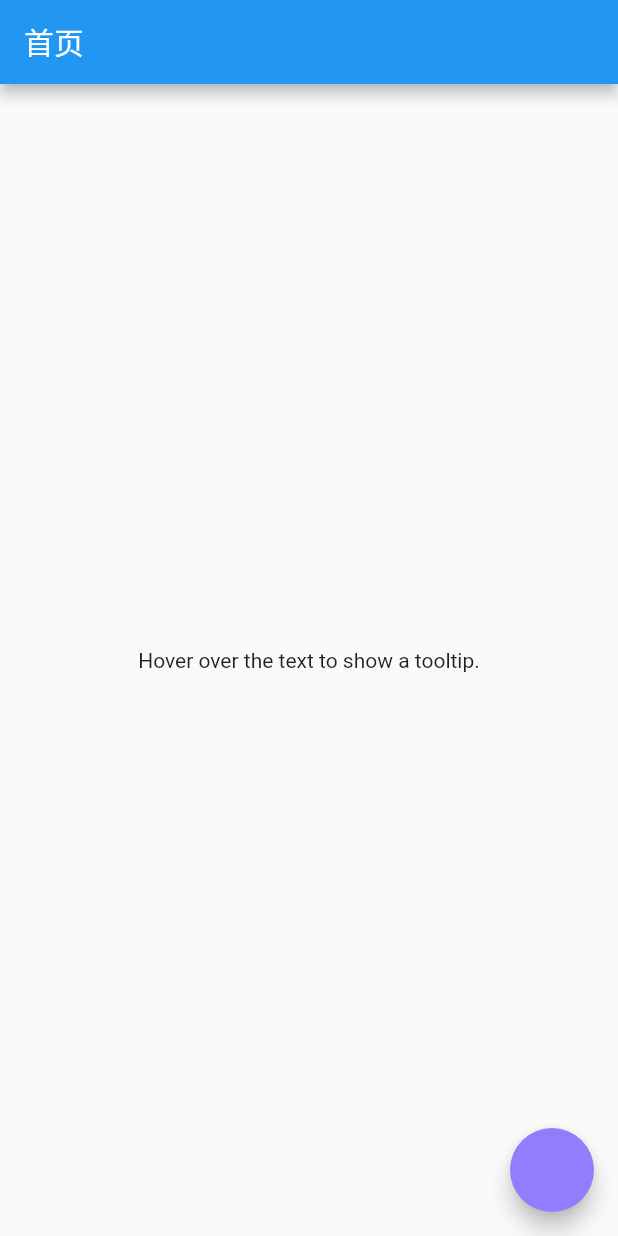
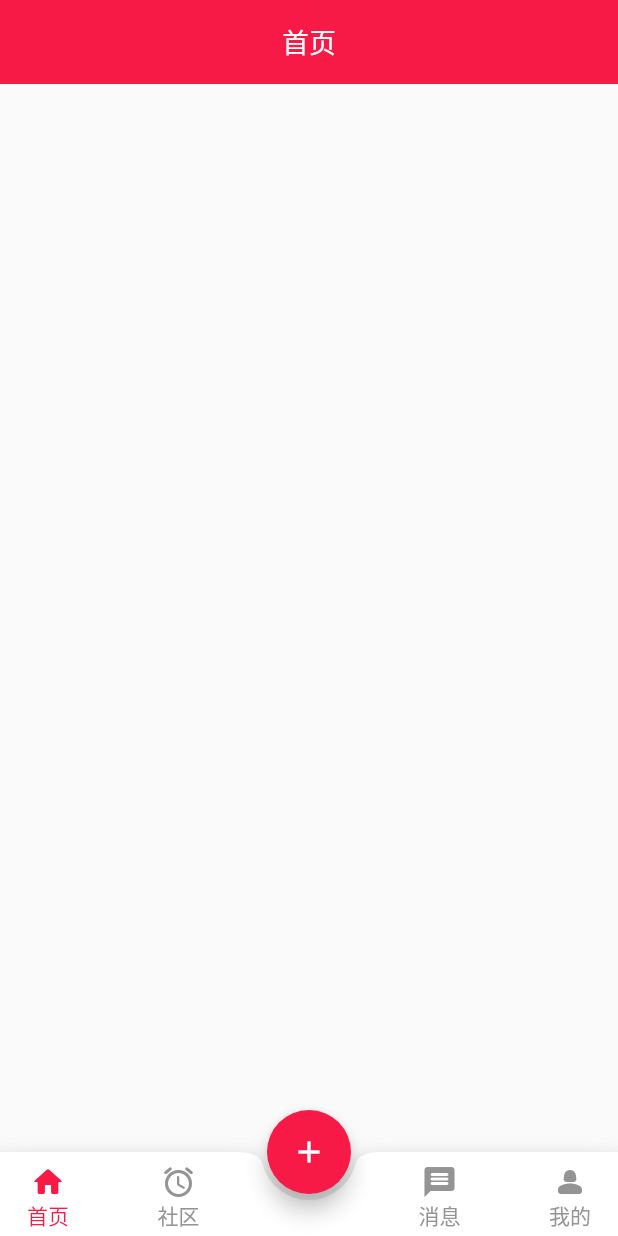
Before and after one commit to mikyyyz/flutter_app, a Flutter app: the Home screen opened directly, on a phone screen of 412 x 824 dp. Run offline on Flutter 3.47's test engine with Material 2 defaults, Android fonts, the phone set to English and light mode, and no system bars; our stand-ins replace get.

Commit message:
feat: add theme

```diff
--- a/lib/chat/ui/theme.dart
+++ b/lib/chat/ui/theme.dart
@@ -2,5 +2,22 @@ import 'package:flutter/material.dart';
 
 class ChatTheme {
   // 主题色
-  static Color primary = const Color(0xff937DFF);
+  static Color primary = const Color(0xFFF81A46);
+  static Color textWhite = const Color(0xFFFFFFFF);
+  static Color base = const Color(0xff323232);
+  static Color secondary = const Color(0xff949494);
+  /// background color
+  static Color bgColor = const Color.fromRGBO(242, 242, 242, .4);
+  // fontSize 最小文字
+  static double fontSizeXs = 10;
+  // fontSize 次要文字
+  static double fontSizeSm = 12;
+  // fontSize base
+  static double fontSizeBase = 14;
+  // fontSize large
+  static double fontSizeLarge = 18;
+  // fontSize 小标题
+  static double titleSm = 16;
+  // fontSize 标题
+  static double titleBase = 18;
 }
--- a/lib/main.dart
+++ b/lib/main.dart
@@ -1,34 +1,67 @@
 import 'package:flutter/material.dart';
+import 'package:flutter_app/route.dart';
+import 'package:flutter_app/chat/ui/theme.dart';
+import 'package:get/get.dart';
 
-void main() => runApp(const MyApp());
+void main() => {
+  //WidgetsBinding widgetsBinding = WidgetsFlutterBinding.ensureInitialized()
+  runApp(const MyApp())
+};
 
-class MyApp extends StatelessWidget {
-  const MyApp({super.key});
-
-  static const String _title = 'Tooltip Sample';
+class MyApp extends StatefulWidget {
+  const MyApp({Key? key}) : super(key: key);
 
   @override
+  State<MyApp> createState() => _MyAppState();
+}
+
+class _MyAppState extends State<MyApp> {
+  @override
+  void initState() {
+    super.initState();
+  }
+  @override
   Widget build(BuildContext context) {
-    return MaterialApp(
-      title: _title,
-      home: Scaffold(
-        appBar: AppBar(title: const Text(_title)),
-        body: const Center(
-          child: TooltipSample(),
+    return GetMaterialApp(
+      title: '社区交友APP',
+      debugShowCheckedModeBanner: false,
+      theme: ThemeData(
+        appBarTheme: AppBarTheme(
+          elevation: 0,
+          centerTitle: true,
+          color: ChatTheme.primary,
+          titleTextStyle: TextStyle(
+            color: ChatTheme.textWhite,
+            fontSize: ChatTheme.titleBase,
+            fontWeight: FontWeight.w500
+          ),
+          iconTheme: IconThemeData(
+            color: ChatTheme.base,
+            size: ChatTheme.titleBase
+          ),
         ),
+        primaryColor: ChatTheme.primary,
+        splashColor: Colors.transparent,
+        colorScheme: ColorScheme.fromSwatch().copyWith(
+          primary: Colors.white,
+          background: Colors.transparent
+        ),
+        textTheme: TextTheme(
+          bodyLarge: TextStyle(fontSize: ChatTheme.fontSizeBase)
+        ),
+        highlightColor: Colors.transparent,
+        // text点击波纹
+        textButtonTheme: TextButtonThemeData(
+          style: ButtonStyle(
+            overlayColor: MaterialStateProperty.all(Colors.transparent),
+            textStyle: MaterialStateProperty.all(
+              TextStyle(color: ChatTheme.primary)
+            )
+          )
+        )
       ),
+      getPages: getRoutes,
+      initialRoute: '/home'
     );
   }
 }
-
-class TooltipSample extends StatelessWidget {
-  const TooltipSample({super.key});
-
-  @override
-  Widget build(BuildContext context) {
-    return const Tooltip(
-      message: 'I am a Tooltip',
-      child: Text('Hover over the text to show a tooltip.'),
-    );
-  }
-}
--- a/lib/pages/home/community/index.dart
+++ b/lib/pages/home/community/index.dart
@@ -1,5 +1,5 @@
 import 'package:flutter/material.dart';
-import 'package:flutter_app/chat/ui/theme.dart';
+//import 'package:flutter_app/chat/ui/theme.dart';
 
 // 社区
 class PageViewCommunity extends StatefulWidget {
--- a/lib/pages/home/index.dart
+++ b/lib/pages/home/index.dart
@@ -43,7 +43,60 @@ class _HomeState extends State<Home> {
         onPressed: () {
           Get.toNamed('/publish');
         },
+        child: const Icon(
+          Icons.add
+        ),
+      ),
+      resizeToAvoidBottomInset: true,
+      floatingActionButtonLocation: FloatingActionButtonLocation.centerDocked,
+      bottomNavigationBar: BottomAppBar(
+        shape: const CircularNotchedRectangle(),
+        child: Padding(
+          padding: const EdgeInsets.only(top: 8, left: 8, right: 8),
+          child: Row(
+            mainAxisAlignment: MainAxisAlignment.spaceBetween,
+            children: [
+              barItem(curPage == 0, 0, icon: Icons.home_rounded, text: '首页'),
+              barItem(curPage == 1, 1, icon: Icons.access_alarm_rounded, text: '社区'),
+              const SizedBox(
+                width: 48,
+              ),
+              barItem(curPage == 2, 2, icon: Icons.message_rounded, text: '消息'),
+              barItem(curPage == 3, 3, icon: Icons.person_2_rounded, text: '我的')
+            ],
+          ),
+        ),
       ),
     );
   }
+
+  IconButton barItem(
+  bool active,
+  int initPage,
+  {required IconData icon,
+   required String text
+  }
+) {
+  return IconButton(
+    padding: const EdgeInsets.all(0),
+    color: active ? ChatTheme.primary : ChatTheme.secondary,
+    icon: Column(
+      children: [
+        Icon(icon),
+        Text(
+          text,
+          style: TextStyle(
+            color: active ? ChatTheme.primary : ChatTheme.secondary
+          ),
+        )
+      ],
+    ),
+    onPressed: () {
+      setState(() {
+        curPage = initPage;
+        _pageController.jumpToPage(curPage);
+      });
+    },
+  );
 }
+}
--- a/lib/pages/home/index/index.dart
+++ b/lib/pages/home/index/index.dart
@@ -1,5 +1,6 @@
 import 'package:flutter/material.dart';
 import 'package:flutter_app/chat/ui/theme.dart';
+//import 'package:flutter_app/chat/ui/theme.dart';
 
 class PageViewIndex extends StatefulWidget {
   const PageViewIndex({ Key? key }): super(key: key);
@@ -13,14 +14,13 @@ class _PageViewIndexState extends State<PageViewIndex> {
 
   @override
   Widget build(BuildContext context) {
-    return MaterialApp(
-      title: '首页',
-      home: Scaffold(
-        appBar: AppBar(title: const Text('首页')),
-        body: const Center(
-          child: TooltipSample(),
-        ),
-      ),
+    return Column(
+      children: [
+        AppBar(
+          title: const Text('首页'),
+          automaticallyImplyLeading: false,
+        )
+      ],
     );
   }
 }
--- a/lib/pages/home/message/index.dart
+++ b/lib/pages/home/message/index.dart
@@ -1,5 +1,5 @@
 import 'package:flutter/material.dart';
-import 'package:flutter_app/chat/ui/theme.dart';
+//import 'package:flutter_app/chat/ui/theme.dart';
 
 class PageViewMessage extends StatefulWidget {
   const PageViewMessage({ Key? key }): super(key: key);
--- a/lib/pages/home/mine/index.dart
+++ b/lib/pages/home/mine/index.dart
@@ -1,5 +1,5 @@
 import 'package:flutter/material.dart';
-import 'package:flutter_app/chat/ui/theme.dart';
+//import 'package:flutter_app/chat/ui/theme.dart';
 
 class PageViewMine extends StatefulWidget {
   const PageViewMine({ Key? key }): super(key: key);
--- a/lib/route.dart
+++ b/lib/route.dart
@@ -0,0 +1,6 @@
+import 'package:flutter_app/pages/home/index.dart';
+import 'package:get/get.dart';
+
+List<GetPage<dynamic>> getRoutes = [
+  GetPage(name: '/home', page: () => const Home())
+];
--- a/pubspec.yaml
+++ b/pubspec.yaml
@@ -36,7 +36,6 @@ dependencies:
 
   # The following adds the Cupertino Icons font to your application.
   # Use with the CupertinoIcons class for iOS style icons.
-  cupertino_icons: ^1.0.2
 
 dev_dependencies:
   flutter_test:
```
Also changed, not shown: pubspec.lock.
